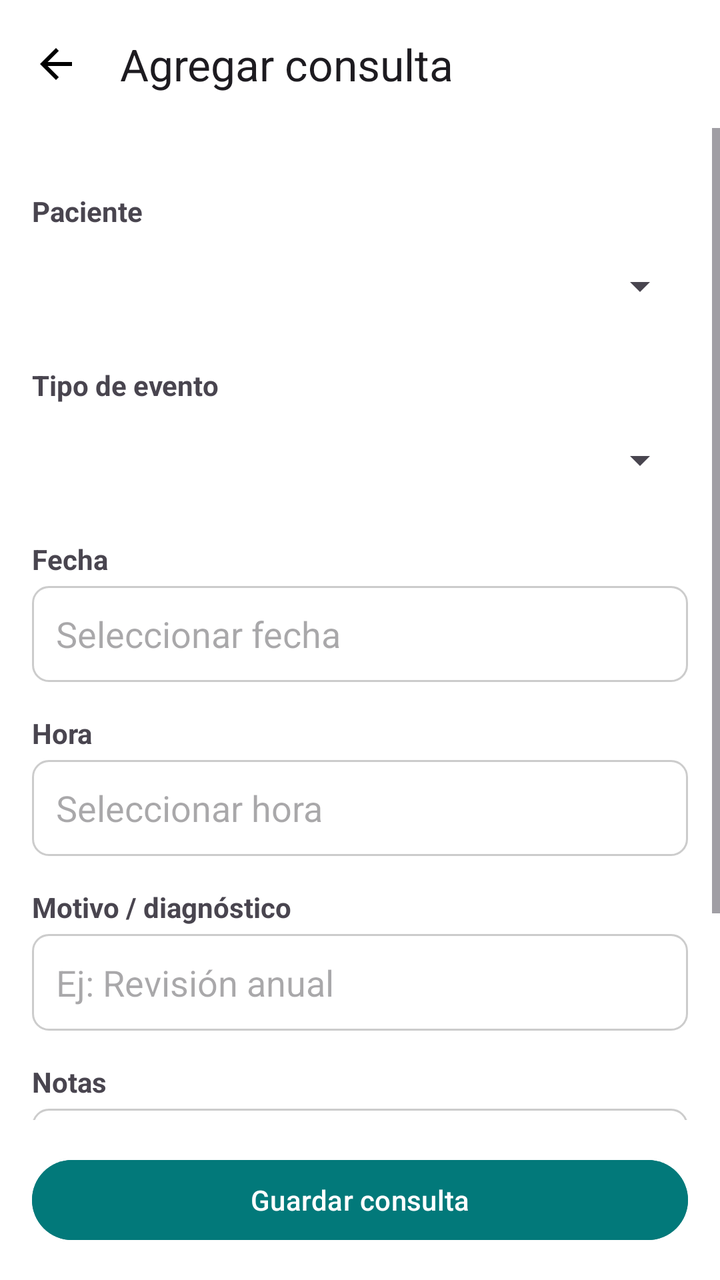
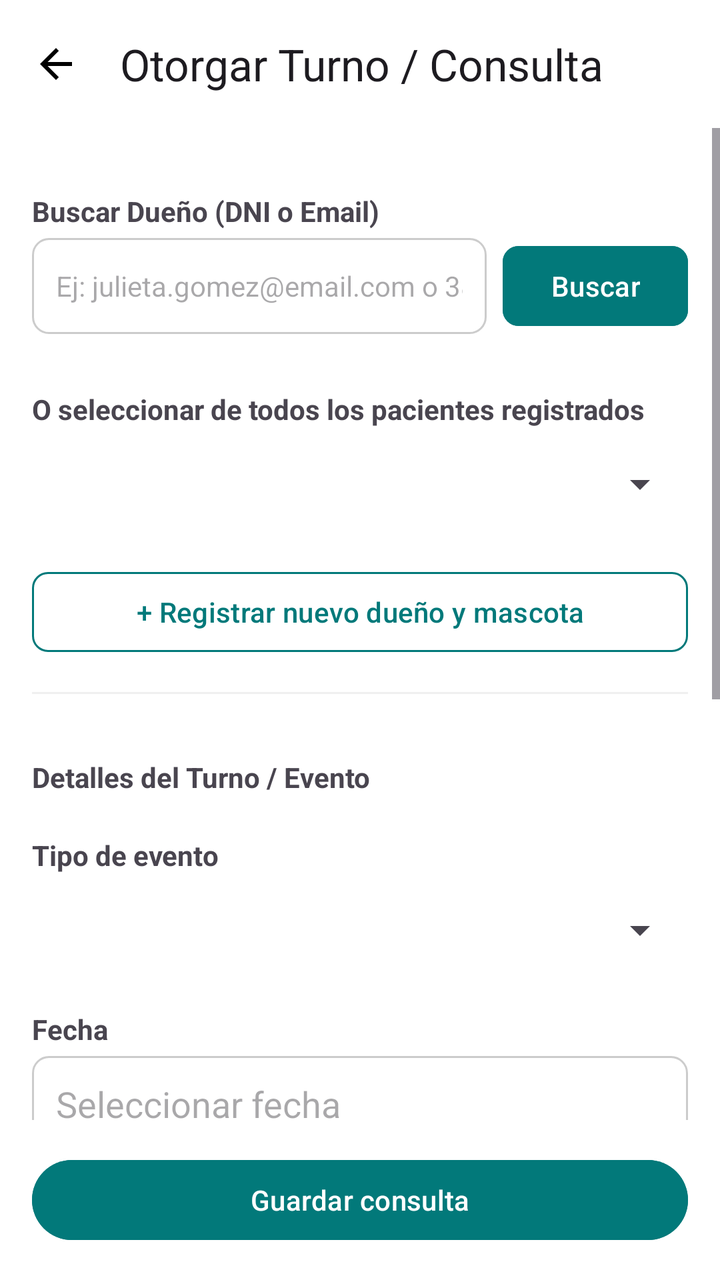

The first picture is an Android layout as it rendered before a commit; the second is the same layout after the commit. The layout source and the unified diff follow.
<!-- AndroidManifest.xml: application theme Theme.PetCare -->
<!-- res/layout/agregar_consulta.xml -->
<?xml version="1.0" encoding="utf-8"?>
<LinearLayout xmlns:android="http://schemas.android.com/apk/res/android"
    xmlns:app="http://schemas.android.com/apk/res-auto"
    android:layout_width="match_parent"
    android:layout_height="match_parent"
    android:background="@color/white"
    android:orientation="vertical">

    <androidx.appcompat.widget.Toolbar
        android:id="@+id/toolbar"
        android:layout_width="match_parent"
        android:layout_height="?attr/actionBarSize"
        app:navigationIcon="@drawable/baseline_arrow_back_24"
        app:title="Agregar consulta"
        app:titleCentered="true" />

    <ScrollView
        android:layout_width="match_parent"
        android:layout_height="0dp"
        android:layout_weight="1">

        <LinearLayout
            android:layout_width="match_parent"
            android:layout_height="wrap_content"
            android:orientation="vertical"
            android:padding="16dp">

            <TextView style="@style/VetFormLabel" android:text="Paciente" />
            <Spinner
                android:id="@+id/spPaciente"
                android:layout_width="match_parent"
                android:layout_height="48dp" />

            <TextView style="@style/VetFormLabel" android:text="Tipo de evento" />
            <Spinner
                android:id="@+id/spTipo"
                android:layout_width="match_parent"
                android:layout_height="48dp" />

            <TextView style="@style/VetFormLabel" android:text="Fecha" />
            <EditText
                android:id="@+id/etFecha"
                android:layout_width="match_parent"
                android:layout_height="48dp"
                android:background="@drawable/bg_edit_text"
                android:focusable="false"
                android:hint="Seleccionar fecha"
                android:paddingHorizontal="12dp" />

            <TextView style="@style/VetFormLabel" android:text="Hora" />
            <EditText
                android:id="@+id/etHora"
                android:layout_width="match_parent"
                android:layout_height="48dp"
                android:background="@drawable/bg_edit_text"
                android:focusable="false"
                android:hint="Seleccionar hora"
                android:paddingHorizontal="12dp" />

            <TextView style="@style/VetFormLabel" android:text="Motivo / diagnóstico" />
            <EditText
                android:id="@+id/etMotivo"
                android:layout_width="match_parent"
                android:layout_height="wrap_content"
                android:background="@drawable/bg_edit_text"
                android:hint="Ej: Revisión anual"
                android:padding="12dp" />

            <TextView style="@style/VetFormLabel" android:text="Notas" />
            <EditText
                android:id="@+id/etNotas"
                android:layout_width="match_parent"
                android:layout_height="120dp"
                android:background="@drawable/bg_edit_text"
                android:gravity="top"
                android:hint="Observaciones, plan de tratamiento..."
                android:inputType="textMultiLine"
                android:padding="12dp" />
        </LinearLayout>
    </ScrollView>

    <Button
        android:id="@+id/btnGuardar"
        android:layout_width="match_parent"
        android:layout_height="wrap_content"
        android:layout_margin="16dp"
        android:backgroundTint="@color/primary_teal"
        android:text="Guardar consulta" />
</LinearLayout>
<!-- resources referenced by this layout -->
<resources>
  <color name="primary_teal">#02797A</color>
  <color name="white">#FFFFFFFF</color>
  <!-- drawable baseline_arrow_back_24 (drawable) -->
  <vector xmlns:android="http://schemas.android.com/apk/res/android" android:autoMirrored="true" android:height="24dp" android:tint="#000000" android:viewportHeight="24" android:viewportWidth="24" android:width="24dp">
        
      <path android:fillColor="@android:color/white" android:pathData="M20,11H7.83l5.59,-5.59L12,4l-8,8 8,8 1.41,-1.41L7.83,13H20v-2z"/>
      
  </vector>
  <!-- drawable bg_edit_text (drawable) -->
  <?xml version="1.0" encoding="utf-8"?>
  <shape xmlns:android="http://schemas.android.com/apk/res/android">
      <solid android:color="@color/white" />
      <stroke
          android:width="1dp"
          android:color="#CCCCCC" />
      <corners android:radius="8dp" />
  </shape>
  <style name="VetFormLabel">
          <item name="android:layout_width">wrap_content</item>
          <item name="android:layout_height">wrap_content</item>
          <item name="android:layout_marginTop">16dp</item>
          <item name="android:layout_marginBottom">4dp</item>
          <item name="android:textStyle">bold</item>
      </style>
  <style name="Theme.PetCare" parent="Base.Theme.PetCare" />
  <style name="Base.Theme.PetCare" parent="Theme.Material3.DayNight.NoActionBar">
          
          
      </style>
</resources>

<!-- the commit's change to res/layout/agregar_consulta.xml (unified diff, before → after) -->
@@ -1,6 +1,7 @@
 <?xml version="1.0" encoding="utf-8"?>
 <LinearLayout xmlns:android="http://schemas.android.com/apk/res/android"
     xmlns:app="http://schemas.android.com/apk/res-auto"
+    xmlns:tools="http://schemas.android.com/tools"
     android:layout_width="match_parent"
     android:layout_height="match_parent"
     android:background="@color/white"
@@ -11,7 +12,7 @@
         android:layout_width="match_parent"
         android:layout_height="?attr/actionBarSize"
         app:navigationIcon="@drawable/baseline_arrow_back_24"
-        app:title="Agregar consulta"
+        app:title="Otorgar Turno / Consulta"
         app:titleCentered="true" />
 
     <ScrollView
@@ -25,11 +26,220 @@
             android:orientation="vertical"
             android:padding="16dp">
 
-            <TextView style="@style/VetFormLabel" android:text="Paciente" />
-            <Spinner
-                android:id="@+id/spPaciente"
-                android:layout_width="match_parent"
-                android:layout_height="48dp" />
+            
+            <TextView
+                style="@style/VetFormLabel"
+                android:text="Buscar Dueño (DNI o Email)"
+                android:textStyle="bold" />
+
+            <LinearLayout
+                android:layout_width="match_parent"
+                android:layout_height="wrap_content"
+                android:gravity="center_vertical"
+                android:orientation="horizontal">
+
+                <EditText
+                    android:id="@+id/etBuscarDueno"
+                    android:layout_width="0dp"
+                    android:layout_height="48dp"
+                    android:layout_weight="1"
+                    android:background="@drawable/bg_edit_text"
+                    android:hint="Ej: julieta.gomez@email.com o 38123456"
+                    android:inputType="text"
+                    android:paddingHorizontal="12dp"
+                    android:textSize="14sp" />
+
+                <com.google.android.material.button.MaterialButton
+                    android:id="@+id/btnBuscarDueno"
+                    android:layout_width="wrap_content"
+                    android:layout_height="48dp"
+                    android:layout_marginStart="8dp"
+                    android:backgroundTint="@color/primary_teal"
+                    android:text="Buscar"
+                    app:cornerRadius="8dp" />
+            </LinearLayout>
+
+            
+            <LinearLayout
+                android:id="@+id/layoutDuenoEncontrado"
+                android:layout_width="match_parent"
+                android:layout_height="wrap_content"
+                android:layout_marginTop="12dp"
+                android:background="@drawable/bg_item_en_horario"
+                android:orientation="vertical"
+                android:padding="12dp"
+                android:visibility="gone">
+
+                <TextView
+                    android:id="@+id/tvDuenoInfo"
+                    android:layout_width="match_parent"
+                    android:layout_height="wrap_content"
+                    android:text="Dueño: Julieta Gómez · julieta.gomez@email.com"
+                    android:textColor="@color/black"
+                    android:textSize="14sp"
+                    android:textStyle="bold" />
+
+                <TextView
+                    style="@style/VetFormLabel"
+                    android:layout_marginTop="8dp"
+                    android:text="Seleccionar Mascota de este dueño" />
+
+                <Spinner
+                    android:id="@+id/spMascotasDueno"
+                    android:layout_width="match_parent"
+                    android:layout_height="48dp" />
+            </LinearLayout>
+
+            
+            <LinearLayout
+                android:id="@+id/layoutSeleccionDirecta"
+                android:layout_width="match_parent"
+                android:layout_height="wrap_content"
+                android:layout_marginTop="12dp"
+                android:orientation="vertical">
+
+                <TextView style="@style/VetFormLabel" android:text="O seleccionar de todos los pacientes registrados" />
+                <Spinner
+                    android:id="@+id/spPaciente"
+                    android:layout_width="match_parent"
+                    android:layout_height="48dp" />
+            </LinearLayout>
+
+            
+            <com.google.android.material.button.MaterialButton
+                android:id="@+id/btnToggleNuevoDueno"
+                style="@style/Widget.Material3.Button.OutlinedButton"
+                android:layout_width="match_parent"
+                android:layout_height="wrap_content"
+                android:layout_marginTop="16dp"
+                android:text="+ Registrar nuevo dueño y mascota"
+                android:textColor="@color/primary_teal"
+                app:strokeColor="@color/primary_teal"
+                app:cornerRadius="8dp" />
+
+            
+            <LinearLayout
+                android:id="@+id/layoutNuevoDueno"
+                android:layout_width="match_parent"
+                android:layout_height="wrap_content"
+                android:layout_marginTop="12dp"
+                android:background="@drawable/bg_edit_text"
+                android:orientation="vertical"
+                android:padding="16dp"
+                android:visibility="gone">
+
+                <TextView
+                    android:layout_width="match_parent"
+                    android:layout_height="wrap_content"
+                    android:text="Datos del Nuevo Dueño"
+                    android:textAppearance="@style/TextAppearance.Material3.TitleSmall"
+                    android:textColor="@color/primary_teal"
+                    android:textStyle="bold" />
+
+                <EditText
+                    android:id="@+id/etNuevoNombreDueno"
+                    android:layout_width="match_parent"
+                    android:layout_height="44dp"
+                    android:layout_marginTop="8dp"
+                    android:background="@drawable/bg_edit_text"
+                    android:hint="Nombre y Apellido del dueño"
+                    android:paddingHorizontal="12dp"
+                    android:textSize="14sp" />
+
+                <EditText
+                    android:id="@+id/etNuevoDniDueno"
+                    android:layout_width="match_parent"
+                    android:layout_height="44dp"
+                    android:layout_marginTop="8dp"
+                    android:background="@drawable/bg_edit_text"
+                    android:hint="DNI del dueño"
+                    android:inputType="number"
+                    android:paddingHorizontal="12dp"
+                    android:textSize="14sp" />
+
+                <EditText
+                    android:id="@+id/etNuevoTelefonoDueno"
+                    android:layout_width="match_parent"
+                    android:layout_height="44dp"
+                    android:layout_marginTop="8dp"
+                    android:background="@drawable/bg_edit_text"
+                    android:hint="Teléfono de contacto"
+                    android:inputType="phone"
+                    android:paddingHorizontal="12dp"
+                    android:textSize="14sp" />
+
+                <EditText
+                    android:id="@+id/etNuevoEmailDueno"
+                    android:layout_width="match_parent"
+                    android:layout_height="44dp"
+                    android:layout_marginTop="8dp"
+                    android:background="@drawable/bg_edit_text"
+                    android:hint="Email del dueño"
+                    android:inputType="textEmailAddress"
+                    android:paddingHorizontal="12dp"
+                    android:textSize="14sp" />
+
+                <TextView
+                    android:layout_width="match_parent"
+                    android:layout_height="wrap_content"
+                    android:layout_marginTop="16dp"
+                    android:text="Datos de la Nueva Mascota"
+                    android:textAppearance="@style/TextAppearance.Material3.TitleSmall"
+                    android:textColor="@color/primary_teal"
+                    android:textStyle="bold" />
+
+                <EditText
+                    android:id="@+id/etNuevoNombreMascota"
+                    android:layout_width="match_parent"
+                    android:layout_height="44dp"
+                    android:layout_marginTop="8dp"
+                    android:background="@drawable/bg_edit_text"
+                    android:hint="Nombre de la mascota"
+                    android:paddingHorizontal="12dp"
+                    android:textSize="14sp" />
+
+                <LinearLayout
+                    android:layout_width="match_parent"
+                    android:layout_height="wrap_content"
+                    android:layout_marginTop="8dp"
+                    android:orientation="horizontal">
+
+                    <Spinner
+                        android:id="@+id/spNuevoEspecie"
+                        android:layout_width="0dp"
+                        android:layout_height="44dp"
+                        android:layout_weight="1" />
+
+                    <Spinner
+                        android:id="@+id/spNuevoSexo"
+                        android:layout_width="0dp"
+                        android:layout_height="44dp"
+                        android:layout_marginStart="8dp"
+                        android:layout_weight="1" />
+                </LinearLayout>
+
+                <EditText
+                    android:id="@+id/etNuevaRazaMascota"
+                    android:layout_width="match_parent"
+                    android:layout_height="44dp"
+                    android:layout_marginTop="8dp"
+                    android:background="@drawable/bg_edit_text"
+                    android:hint="Raza (ej: Golden Retriever)"
+                    android:paddingHorizontal="12dp"
+                    android:textSize="14sp" />
+            </LinearLayout>
+
+            <View
+                android:layout_width="match_parent"
+                android:layout_height="1dp"
+                android:layout_marginVertical="16dp"
+                android:background="@color/divider_light" />
+
+            
+            <TextView
+                style="@style/VetFormLabel"
+                android:text="Detalles del Turno / Evento"
+                android:textStyle="bold" />
 
             <TextView style="@style/VetFormLabel" android:text="Tipo de evento" />
             <Spinner
<!-- resource entries referenced after the edit -->
@@ -1,5 +1,7 @@
 <!-- resources referenced by this layout -->
 <resources>
+  <color name="black">#FF000000</color>
+  <color name="divider_light">#F0F0F0</color>
   <color name="primary_teal">#02797A</color>
   <color name="white">#FFFFFFFF</color>
   <!-- drawable baseline_arrow_back_24 (drawable) -->
@@ -17,6 +19,15 @@
           android:color="#CCCCCC" />
       <corners android:radius="8dp" />
   </shape>
+  <!-- drawable bg_item_en_horario (drawable) -->
+  <?xml version="1.0" encoding="utf-8"?>
+  <shape xmlns:android="http://schemas.android.com/apk/res/android">
+      <solid android:color="@color/light_green" />
+      <stroke
+          android:width="1.5dp"
+          android:color="@color/success_green" />
+      <corners android:radius="12dp" />
+  </shape>
   <style name="VetFormLabel">
           <item name="android:layout_width">wrap_content</item>
           <item name="android:layout_height">wrap_content</item>
@@ -25,6 +36,8 @@
           <item name="android:textStyle">bold</item>
       </style>
   <style name="Theme.PetCare" parent="Base.Theme.PetCare" />
+  <color name="light_green">#E1F5EA</color>
+  <color name="success_green">#1B8A5A</color>
   <style name="Base.Theme.PetCare" parent="Theme.Material3.DayNight.NoActionBar">
           
           
